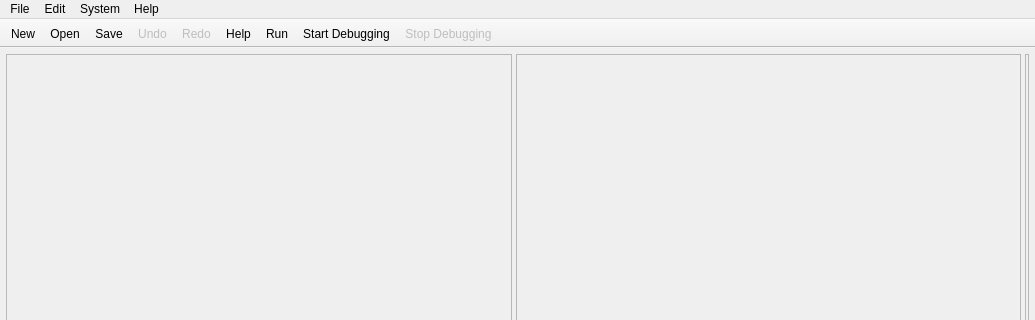
First picture: the form in mainwindow.ui, repository StanWarford/pep9cpu, before the edit; both pictures show x 0 to 1035 and y 0 to 320 of the 1035 by 742 pixel window.
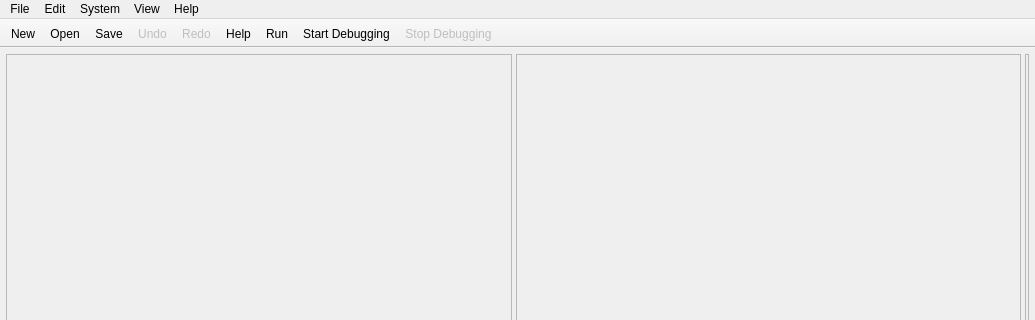
Second picture: the form after the edit. Icons and pictures are not drawn.

Patch:
```diff
--- a/mainwindow.ui
+++ b/mainwindow.ui
@@ -144,9 +144,16 @@
     <addaction name="actionHelp_About_Pep9CPU"/>
     <addaction name="actionHelp_About_Qt"/>
    </widget>
+   <widget class="QMenu" name="menuView">
+    <property name="title">
+     <string>View</string>
+    </property>
+    <addaction name="actionDark_Mode"/>
+   </widget>
    <addaction name="menuFile"/>
    <addaction name="menuEdit"/>
    <addaction name="menuSystem"/>
+   <addaction name="menuView"/>
    <addaction name="menuHelp"/>
   </widget>
   <widget class="QToolBar" name="mainToolBar">
```
Left out of the diff: 8 changed lines with no effect on the pictures.
